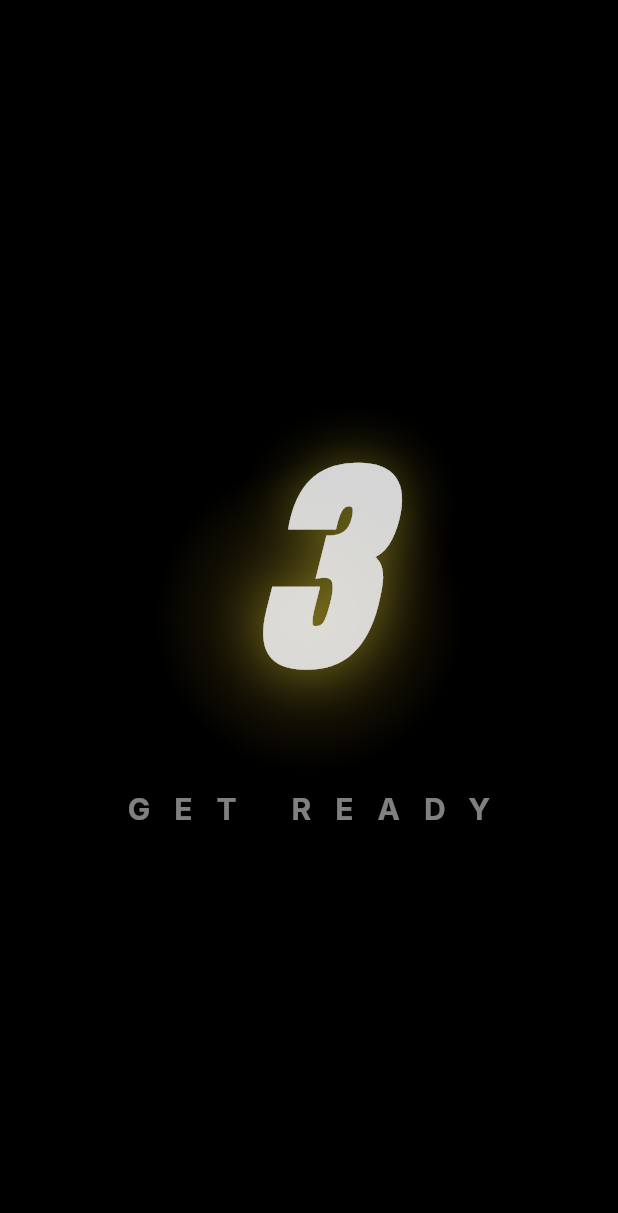
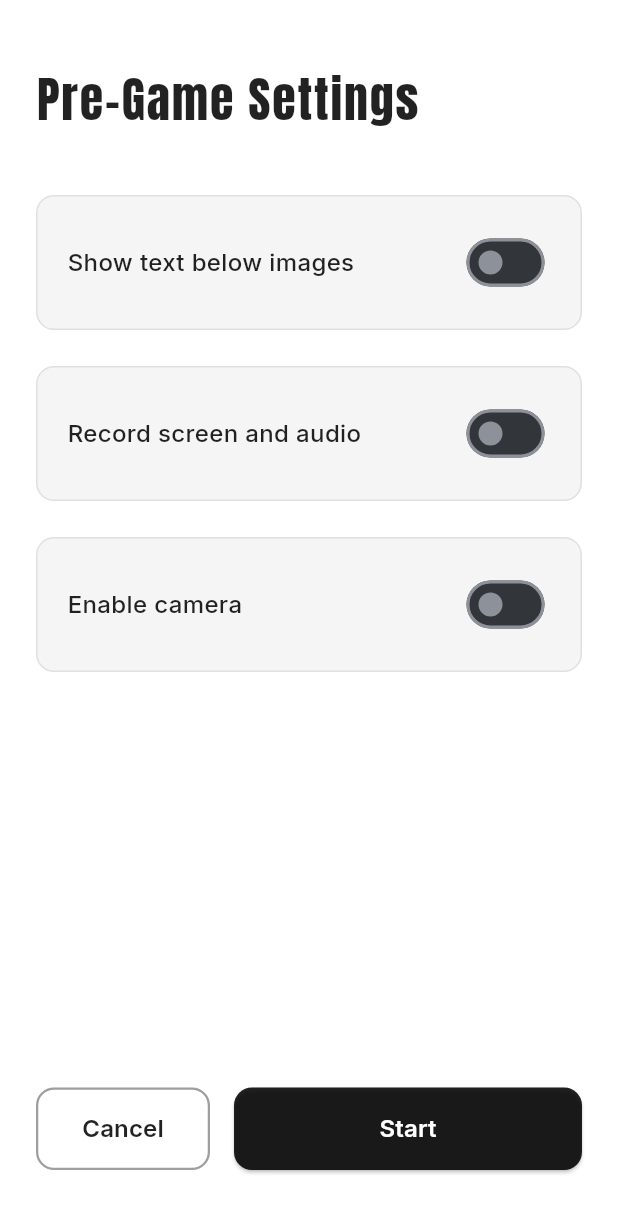
Before and after one commit to tuannq98hn/say_the_word_beat_challenge, a Flutter app: the screen it shows after launch, after a tap on "Dog Cat Rat", on a phone screen of 412 x 824 dp. Shown: the top 1213 px of the screen. Run offline on Flutter 3.47's test engine with Material 3 defaults, Android fonts, the phone set to English and light mode, and no system bars; our stand-ins replace audioplayers, cached_network_image, camera, dartz, dio, easy_localization and 15 more; missing offline and left inert: flutter_screen_recording, webview_flutter_android; accounts and stored records are empty; generated files the repository leaves out were written again; network calls fail.

Commit message:
add camera and record screen

```diff
--- a/lib/data/model/game_settings.dart
+++ b/lib/data/model/game_settings.dart
@@ -5,22 +5,30 @@ class GameSettings {
   final bool showWordText;
   final Difficulty difficulty;
   final MusicStyle musicStyle;
+  final bool enableRecording;
+  final bool enableCamera;
 
   GameSettings({
-    this.showWordText = true,
+    this.showWordText = false,
     this.difficulty = Difficulty.medium,
     this.musicStyle = MusicStyle.funk,
+    this.enableRecording = false,
+    this.enableCamera = false,
   });
 
   GameSettings copyWith({
     bool? showWordText,
     Difficulty? difficulty,
     MusicStyle? musicStyle,
+    bool? enableRecording,
+    bool? enableCamera,
   }) {
     return GameSettings(
       showWordText: showWordText ?? this.showWordText,
       difficulty: difficulty ?? this.difficulty,
       musicStyle: musicStyle ?? this.musicStyle,
+      enableRecording: enableRecording ?? this.enableRecording,
+      enableCamera: enableCamera ?? this.enableCamera,
     );
   }
 
@@ -28,10 +36,12 @@ class GameSettings {
         'showWordText': showWordText,
         'difficulty': difficulty.name,
         'musicStyle': musicStyle.name,
+        'enableRecording': enableRecording,
+        'enableCamera': enableCamera,
       };
 
   factory GameSettings.fromJson(Map<String, dynamic> json) => GameSettings(
-        showWordText: json['showWordText'] as bool? ?? true,
+        showWordText: json['showWordText'] as bool? ?? false,
         difficulty: Difficulty.values.firstWhere(
           (e) => e.name == json['difficulty'],
           orElse: () => Difficulty.medium,
@@ -40,5 +50,7 @@ class GameSettings {
           (e) => e.name == json['musicStyle'],
           orElse: () => MusicStyle.funk,
         ),
+        enableRecording: json['enableRecording'] as bool? ?? false,
+        enableCamera: json['enableCamera'] as bool? ?? false,
       );
 }
--- a/lib/routes/app_pages.dart
+++ b/lib/routes/app_pages.dart
@@ -6,6 +6,7 @@ import '../ui/main/main_tab_page.dart';
 import '../ui/game/view/game_page.dart';
 import '../ui/game_over/view/game_over_page.dart';
 import '../ui/video/video_player_page.dart';
+import '../ui/pre_game_settings/view/pre_game_settings_page.dart';
 import '../data/model/challenge.dart';
 import '../data/model/tiktok_video.dart';
 
@@ -22,7 +23,7 @@ class AppPages {
         builder: (context, state) => MainTabPage(
           onChallengeSelected: (challenge) {
             return context.push(
-              AppRoutes.game,
+              AppRoutes.preGameSettings,
               extra: challenge,
             );
           },
@@ -35,6 +36,16 @@ class AppPages {
         ),
       ),
       GoRoute(
+        path: AppRoutes.preGameSettings,
+        builder: (context, state) {
+          final challenge = state.extra as Challenge?;
+          if (challenge == null) {
+            return const SizedBox();
+          }
+          return PreGameSettingsPage(challenge: challenge);
+        },
+      ),
+      GoRoute(
         path: AppRoutes.game,
         builder: (context, state) {
           final challenge = state.extra as Challenge?;
@@ -44,7 +55,7 @@ class AppPages {
           return GamePage(
             challenge: challenge,
             onBack: () {
-              context.pop();
+              context.go(AppRoutes.main);
             },
             onGameOver: () {
               context.go(AppRoutes.gameOver);
--- a/lib/routes/app_routes.dart
+++ b/lib/routes/app_routes.dart
@@ -1,6 +1,7 @@
 class AppRoutes {
   static const String splash = '/';
   static const String main = '/main';
+  static const String preGameSettings = '/pre-game-settings';
   static const String game = '/game';
   static const String gameOver = '/game-over';
   static const String videoPlayer = '/video-player';
--- /dev/null
+++ b/lib/ui/pre_game_settings/view/pre_game_settings_page.dart
@@ -0,0 +1,283 @@
+import 'package:flutter/material.dart';
+import 'package:go_router/go_router.dart';
+import '../../../data/model/challenge.dart';
+import '../../../data/model/game_settings.dart';
+import '../../../routes/app_routes.dart';
+import '../../../services/recording_service.dart';
+import 'package:flutter_screen_recording/flutter_screen_recording.dart';
+import 'package:shared_preferences/shared_preferences.dart';
+import 'dart:convert';
+
+class PreGameSettingsPage extends StatefulWidget {
+  final Challenge challenge;
+
+  const PreGameSettingsPage({
+    super.key,
+    required this.challenge,
+  });
+
+  @override
+  State<PreGameSettingsPage> createState() => _PreGameSettingsPageState();
+}
+
+class _PreGameSettingsPageState extends State<PreGameSettingsPage> {
+  bool _showWordText = false;
+  bool _enableRecording = false;
+  bool _enableCamera = false;
+
+  @override
+  void initState() {
+    super.initState();
+    _loadSettings();
+  }
+
+  Future<void> _loadSettings() async {
+    final prefs = await SharedPreferences.getInstance();
+    final json = prefs.getString('game_settings');
+    if (json != null) {
+      final settings = GameSettings.fromJson(
+        Map<String, dynamic>.from(jsonDecode(json)),
+      );
+      setState(() {
+        _showWordText = settings.showWordText;
+        _enableRecording = settings.enableRecording;
+        _enableCamera = settings.enableCamera;
+      });
+    }
+  }
+
+  Future<void> _saveSettings() async {
+    final prefs = await SharedPreferences.getInstance();
+    final settings = GameSettings(
+      showWordText: _showWordText,
+      enableRecording: _enableRecording,
+      enableCamera: _enableCamera,
+    );
+    await prefs.setString('game_settings', jsonEncode(settings.toJson()));
+  }
+
+  void _startGame() async {
+    await _saveSettings();
+
+    if (_enableRecording) {
+      final recordingService = RecordingService();
+      final hasPermission = await recordingService.requestPermissions();
+      if (!hasPermission) {
+        if (mounted) {
+          ScaffoldMessenger.of(context).showSnackBar(
+            const SnackBar(
+              content: Text('Screen recording permission required. Please grant permission and try again.'),
+              duration: Duration(seconds: 2),
+            ),
+          );
+        }
+        return;
+      }
+
+      final permissionGranted = await _requestScreenRecordingPermission();
+      if (!permissionGranted) {
+        return;
+      }
+    }
+
+    if (mounted) {
+      context.pop();
+      context.push(
+        AppRoutes.game,
+        extra: widget.challenge,
+      );
+    }
+  }
+
+  Future<bool> _requestScreenRecordingPermission() async {
+    final timestamp = DateTime.now().millisecondsSinceEpoch;
+    final videoName = 'game_recording_$timestamp';
+
+    try {
+      final started = await FlutterScreenRecording.startRecordScreenAndAudio(videoName);
+
+      if (started) {
+        final prefs = await SharedPreferences.getInstance();
+        await prefs.setBool('screen_recording_permission_granted', true);
+        await prefs.setString('recording_video_name', videoName);
+        await prefs.setBool('recording_is_active', true);
+
+        return true;
+      }
+
+      final prefs = await SharedPreferences.getInstance();
+      await prefs.setBool('screen_recording_permission_granted', false);
+      await prefs.setBool('recording_is_active', false);
+
+      if (mounted) {
+        ScaffoldMessenger.of(context).showSnackBar(
+          const SnackBar(
+            content: Text('Screen recording permission required to continue.'),
+            duration: Duration(seconds: 2),
+          ),
+        );
+      }
+      return false;
+    } catch (e) {
+      final prefs = await SharedPreferences.getInstance();
+      await prefs.setBool('screen_recording_permission_granted', false);
+      await prefs.setBool('recording_is_active', false);
+
+      if (mounted) {
+        ScaffoldMessenger.of(context).showSnackBar(
+          const SnackBar(
+            content: Text('Unable to request screen recording permission.'),
+            duration: Duration(seconds: 2),
+          ),
+        );
+      }
+      return false;
+    }
+  }
+
+  @override
+  Widget build(BuildContext context) {
+    return Scaffold(
+      backgroundColor: Colors.white,
+      body: SafeArea(
+        child: Padding(
+          padding: const EdgeInsets.all(24.0),
+          child: Column(
+            crossAxisAlignment: CrossAxisAlignment.start,
+            children: [
+              const SizedBox(height: 20),
+              const Text(
+                'Pre-Game Settings',
+                style: TextStyle(
+                  fontFamily: 'Anton',
+                  fontSize: 32,
+                  color: Colors.black87,
+                  letterSpacing: 1.2,
+                ),
+              ),
+              const SizedBox(height: 40),
+              _buildSettingOption(
+                title: 'Show text below images',
+                value: _showWordText,
+                onChanged: (value) {
+                  setState(() {
+                    _showWordText = value;
+                  });
+                },
+              ),
+              const SizedBox(height: 24),
+              _buildSettingOption(
+                title: 'Record screen and audio',
+                value: _enableRecording,
+                onChanged: (value) {
+                  setState(() {
+                    _enableRecording = value;
+                  });
+                },
+              ),
+              const SizedBox(height: 24),
+              _buildSettingOption(
+                title: 'Enable camera',
+                value: _enableCamera,
+                onChanged: (value) {
+                  setState(() {
+                    _enableCamera = value;
+                  });
+                },
+              ),
+              const Spacer(),
+              Row(
+                children: [
+                  Expanded(
+                    child: OutlinedButton(
+                      onPressed: () => context.pop(),
+                      style: OutlinedButton.styleFrom(
+                        padding: const EdgeInsets.symmetric(vertical: 16),
+                        side: const BorderSide(color: Colors.grey, width: 1.5),
+                        shape: RoundedRectangleBorder(
+                          borderRadius: BorderRadius.circular(12),
+                        ),
+                      ),
+                      child: const Text(
+                        'Cancel',
+                        style: TextStyle(
+                          fontFamily: 'Inter',
+                          fontSize: 16,
+                          color: Colors.black87,
+                          fontWeight: FontWeight.w600,
+                        ),
+                      ),
+                    ),
+                  ),
+                  const SizedBox(width: 16),
+                  Expanded(
+                    flex: 2,
+                    child: ElevatedButton(
+                      onPressed: _startGame,
+                      style: ElevatedButton.styleFrom(
+                        padding: const EdgeInsets.symmetric(vertical: 16),
+                        backgroundColor: Colors.black87,
+                        shape: RoundedRectangleBorder(
+                          borderRadius: BorderRadius.circular(12),
+                        ),
+                      ),
+                      child: const Text(
+                        'Start',
+                        style: TextStyle(
+                          fontFamily: 'Inter',
+                          fontSize: 16,
+                          color: Colors.white,
+                          fontWeight: FontWeight.w600,
+                        ),
+                      ),
+                    ),
+                  ),
+                ],
+              ),
+              const SizedBox(height: 20),
+            ],
+          ),
+        ),
+      ),
+    );
+  }
+
+  Widget _buildSettingOption({
+    required String title,
+    required bool value,
+    required ValueChanged<bool> onChanged,
+  }) {
+    return Container(
+      padding: const EdgeInsets.all(20),
+      decoration: BoxDecoration(
+        color: Colors.grey[100],
+        borderRadius: BorderRadius.circular(12),
+        border: Border.all(
+          color: Colors.grey[300]!,
+          width: 1,
+        ),
+      ),
+      child: Row(
+        mainAxisAlignment: MainAxisAlignment.spaceBetween,
+        children: [
+          Expanded(
+            child: Text(
+              title,
+              style: const TextStyle(
+                fontFamily: 'Inter',
+                fontSize: 16,
+                color: Colors.black87,
+                fontWeight: FontWeight.w500,
+              ),
+            ),
+          ),
+          Switch(
+            value: value,
+            onChanged: onChanged,
+            activeColor: Colors.blue[600],
+          ),
+        ],
+      ),
+    );
+  }
+}
--- a/pubspec.yaml
+++ b/pubspec.yaml
@@ -81,8 +81,12 @@ dependencies:
   url_launcher: ^6.3.1
   share_plus: ^10.1.2
   lottie: ^3.1.2
-  audioplayers: ^5.2.1
+  audioplayers: ^6.5.1
   webview_flutter: ^4.4.2
+  permission_handler: ^11.3.1
+  camera: ^0.11.0+1
+  path_provider: ^2.1.4
+  flutter_screen_recording: ^2.0.24
 
 dev_dependencies:
   flutter_test:
```
Also changed, not shown: lib/services/camera_service.dart (added, +56 -0 lines), lib/services/recording_service.dart (added, +84 -0 lines), lib/ui/game/view/game_page.dart (+68 -11 lines), pubspec.lock, 2 other files.
